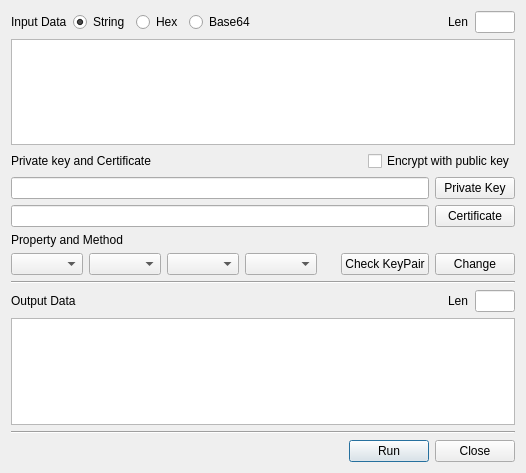
The window that BerEditor/pub_enc_dec_dlg.ui (jykim74/BerEditor) describes before a commit, drawn with Qt 5.
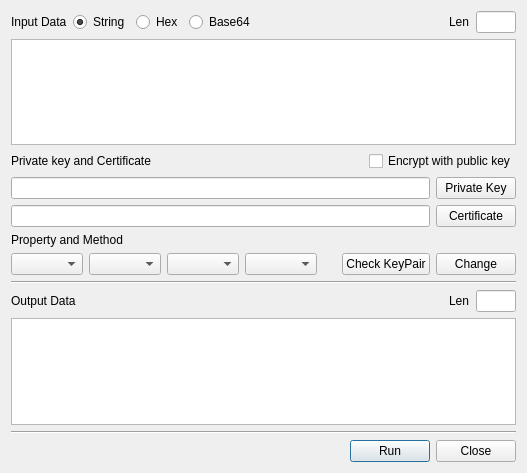
The same window after the commit.

What changed in the file:
```diff
--- a/BerEditor/pub_enc_dec_dlg.ui
+++ b/BerEditor/pub_enc_dec_dlg.ui
@@ -6,7 +6,7 @@
    <rect>
     <x>0</x>
     <y>0</y>
-    <width>526</width>
+    <width>527</width>
     <height>473</height>
    </rect>
   </property>
```
Left out of the diff: 2 changed lines with no effect on the pictures.
